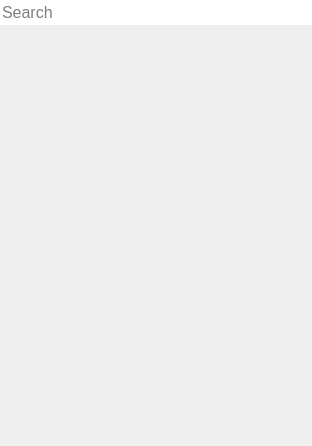
Qt form brainframe_qt/ui/dialogs/identity_configuration_2/identity_search_filter/identity_search_filter.ui (aotuai/brainframe-qt) before a commit.
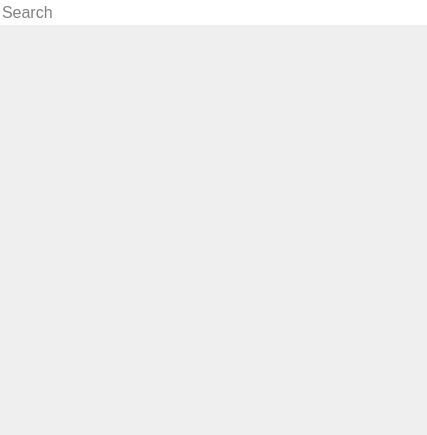
The same form after that commit. Custom widgets are drawn as their Qt base class.

```diff
--- a/brainframe_qt/ui/dialogs/identity_configuration_2/identity_search_filter/identity_search_filter.ui
+++ b/brainframe_qt/ui/dialogs/identity_configuration_2/identity_search_filter/identity_search_filter.ui
@@ -6,8 +6,8 @@
    <rect>
     <x>0</x>
     <y>0</y>
-    <width>312</width>
-    <height>446</height>
+    <width>427</width>
+    <height>435</height>
    </rect>
   </property>
   <property name="windowTitle">
```
Left out of the diff: 9 changed lines with no effect on the pictures.
